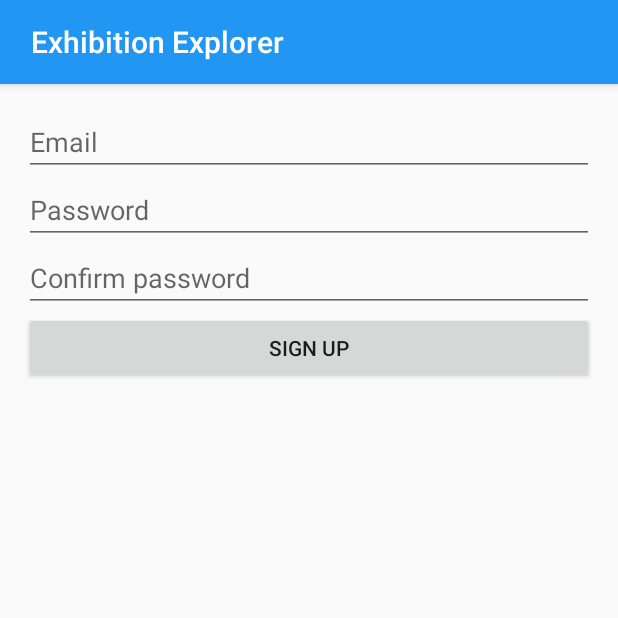
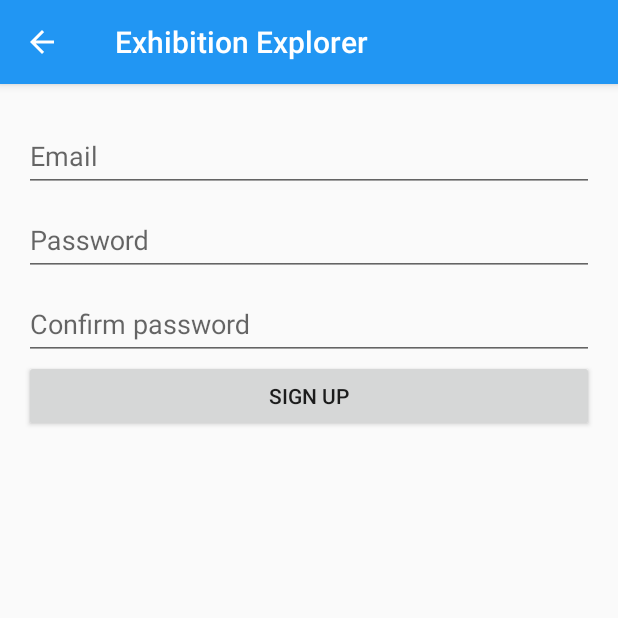
Before and after one commit to davidka95/museum_android, an Android app: the LoginActivity screen opened directly, with no data from a screen before it, after a tap on "Sign Up!", on a phone screen of 412 x 824 dp, the top half of it. Run offline under Robolectric (Android 15) with nearby library versions, the phone set to English and light mode, and no system bars; our stand-ins replace Firebase (no records; nobody signed in at launch, a user with empty details on screens opened directly).

Commit message:
Add back arrow to LoginActivity toolbar

```diff
--- a/app/src/main/AndroidManifest.xml
+++ b/app/src/main/AndroidManifest.xml
@@ -18,7 +18,8 @@
                 <category android:name="android.intent.category.LAUNCHER" />
             </intent-filter>
         </activity>
-        <activity android:name=".LoginActivity"></activity>
+        <activity android:name=".LoginActivity"
+            android:theme="@style/AppTheme.NoActionBar"/>
     </application>
 
 </manifest>
--- a/app/src/main/java/hu/bme/aut/exhibitionexplorer/LoginActivity.java
+++ b/app/src/main/java/hu/bme/aut/exhibitionexplorer/LoginActivity.java
@@ -1,10 +1,16 @@
 package hu.bme.aut.exhibitionexplorer;
 
 import android.content.Intent;
+import android.os.Build;
 import android.support.v4.app.Fragment;
 import android.support.v4.app.FragmentManager;
+import android.support.v4.content.ContextCompat;
 import android.support.v7.app.AppCompatActivity;
 import android.os.Bundle;
+import android.support.v7.widget.Toolbar;
+import android.view.View;
+import android.view.Window;
+import android.view.WindowManager;
 
 import com.google.firebase.auth.FirebaseAuth;
 
@@ -13,26 +19,46 @@ import hu.bme.aut.exhibitionexplorer.fragment.SignUpFragment;
 import hu.bme.aut.exhibitionexplorer.interfaces.OnSuccesfullLoginListener;
 
 public class LoginActivity extends AppCompatActivity implements SignInFragment.OnSignUpButtonClickListener, OnSuccesfullLoginListener{
-    FirebaseAuth firebaseAuth;
     FragmentManager fragmentManager;
+    Toolbar toolbar;
 
     @Override
     protected void onCreate(Bundle savedInstanceState) {
         super.onCreate(savedInstanceState);
         setContentView(R.layout.activity_login);
 
-        firebaseAuth = FirebaseAuth.getInstance();
+        initStatusBarColor();
+
+        toolbar = (Toolbar) findViewById(R.id.toolbar);
+        toolbar.setNavigationOnClickListener(new View.OnClickListener() {
+            @Override
+            public void onClick(View v) {
+                onBackPressed();
+            }
+        });
 
         fragmentManager = getSupportFragmentManager();
         Fragment signInFragment = new SignInFragment();
         fragmentManager.beginTransaction().replace(R.id.activity_login, signInFragment).commit();
     }
 
+    private void initStatusBarColor() {
+
+        if (Build.VERSION.SDK_INT >= Build.VERSION_CODES.LOLLIPOP) {
+            Window window = getWindow();
+            window.addFlags(WindowManager.LayoutParams.FLAG_DRAWS_SYSTEM_BAR_BACKGROUNDS);
+            window.clearFlags(WindowManager.LayoutParams.FLAG_TRANSLUCENT_STATUS);
+            window.setStatusBarColor(ContextCompat.getColor(this, R.color.primary_dark));
+        }
+    }
+
     @Override
     public void onSignUp() {
         fragmentManager = getSupportFragmentManager();
         Fragment signUpFragment = new SignUpFragment();
-        fragmentManager.beginTransaction().replace(R.id.activity_login, signUpFragment).commit();
+        fragmentManager.beginTransaction().replace(R.id.activity_login, signUpFragment, SignUpFragment.TAG)
+                .addToBackStack(SignUpFragment.TAG)
+                .commit();
     }
 
     @Override
--- a/app/src/main/java/hu/bme/aut/exhibitionexplorer/MainActivity.java
+++ b/app/src/main/java/hu/bme/aut/exhibitionexplorer/MainActivity.java
@@ -97,5 +97,7 @@ public class MainActivity extends AppCompatActivity
         }
         navigationView.inflateHeaderView(R.layout.nav_header_main);
         navigationView.setNavigationItemSelectedListener(this);
+        navigationView.setCheckedItem(R.id.nav_exhibition);
+        onNavigationItemSelected(navigationView.getMenu().findItem(R.id.nav_exhibition));
     }
 }
--- a/app/src/main/java/hu/bme/aut/exhibitionexplorer/fragment/SignUpFragment.java
+++ b/app/src/main/java/hu/bme/aut/exhibitionexplorer/fragment/SignUpFragment.java
@@ -26,6 +26,7 @@ import hu.bme.aut.exhibitionexplorer.interfaces.OnSuccesfullLoginListener;
  */
 
 public class SignUpFragment extends Fragment {
+    public static final String TAG = "SignUpFragment";
     private FirebaseAuth firebaseAuth;
     private EditText edEmail;
     private EditText edPassword;
--- a/app/src/main/res/layout/activity_login.xml
+++ b/app/src/main/res/layout/activity_login.xml
@@ -1,13 +1,36 @@
 <?xml version="1.0" encoding="utf-8"?>
-<FrameLayout xmlns:android="http://schemas.android.com/apk/res/android"
+<LinearLayout xmlns:android="http://schemas.android.com/apk/res/android"
+    xmlns:app="http://schemas.android.com/apk/res-auto"
     xmlns:tools="http://schemas.android.com/tools"
-    android:id="@+id/activity_login"
     android:layout_width="match_parent"
     android:layout_height="match_parent"
-    android:paddingBottom="@dimen/activity_vertical_margin"
-    android:paddingLeft="@dimen/activity_horizontal_margin"
-    android:paddingRight="@dimen/activity_horizontal_margin"
-    android:paddingTop="@dimen/activity_vertical_margin"
+    android:orientation="vertical"
     tools:context="hu.bme.aut.exhibitionexplorer.LoginActivity">
 
-</FrameLayout>
+    <android.support.design.widget.AppBarLayout
+        android:layout_width="match_parent"
+        android:layout_height="wrap_content"
+        android:theme="@style/AppTheme.AppBarOverlay">
+
+        <android.support.v7.widget.Toolbar
+            android:id="@+id/toolbar"
+            android:layout_width="match_parent"
+            android:layout_height="?attr/actionBarSize"
+            android:background="?attr/colorPrimary"
+            app:navigationIcon="@drawable/ic_arrow_back"
+            app:popupTheme="@style/AppTheme.PopupOverlay"
+            app:title="@string/app_name" />
+
+    </android.support.design.widget.AppBarLayout>
+
+    <FrameLayout
+        android:id="@+id/activity_login"
+        android:layout_width="match_parent"
+        android:layout_height="match_parent"
+        android:paddingBottom="@dimen/activity_vertical_margin"
+        android:paddingLeft="@dimen/activity_horizontal_margin"
+        android:paddingRight="@dimen/activity_horizontal_margin"
+        android:paddingTop="@dimen/activity_vertical_margin">
+
+    </FrameLayout>
+</LinearLayout>
--- a/app/src/main/res/layout/fragment_log_in.xml
+++ b/app/src/main/res/layout/fragment_log_in.xml
@@ -1,43 +1,48 @@
 <?xml version="1.0" encoding="utf-8"?>
-<RelativeLayout xmlns:android="http://schemas.android.com/apk/res/android"
+<LinearLayout xmlns:android="http://schemas.android.com/apk/res/android"
     android:layout_width="match_parent"
-    android:layout_height="match_parent">
+    android:layout_height="match_parent"
+    android:orientation="vertical">
+
+    <android.support.design.widget.TextInputLayout
+        android:layout_width="match_parent"
+        android:layout_height="wrap_content">
 
         <EditText
             android:id="@+id/edEmail"
             android:layout_width="match_parent"
             android:layout_height="wrap_content"
-        android:layout_alignParentLeft="true"
-        android:layout_alignParentTop="true"
             android:ems="10"
             android:hint="@string/email_hint"
-        android:inputType="textEmailAddress"/>
+            android:inputType="textEmailAddress" />
+    </android.support.design.widget.TextInputLayout>
+
+
+    <android.support.design.widget.TextInputLayout
+        android:layout_width="match_parent"
+        android:layout_height="wrap_content">
 
         <EditText
             android:id="@+id/edPassword"
             android:layout_width="match_parent"
             android:layout_height="wrap_content"
-        android:layout_alignLeft="@id/edEmail"
-        android:layout_below="@id/edEmail"
             android:ems="10"
             android:hint="@string/password_hint"
-        android:inputType="textPassword"/>
+            android:inputType="textPassword" />
+    </android.support.design.widget.TextInputLayout>
 
     <Button
         android:id="@+id/btnSignIn"
         android:layout_width="match_parent"
         android:layout_height="wrap_content"
-        android:layout_alignLeft="@id/edPassword"
-        android:layout_below="@id/edPassword"
-        android:text="@string/login_button_label"/>
+        android:text="@string/login_button_label" />
 
     <TextView
         android:id="@+id/tvSignUp"
         android:layout_width="wrap_content"
         android:layout_height="wrap_content"
-        android:layout_below="@id/btnSignIn"
-        android:layout_centerHorizontal="true"
+        android:layout_gravity="center_horizontal"
         android:layout_marginTop="69dp"
-        android:text="@string/sign_up_text"/>
+        android:text="@string/sign_up_text" />
 
-</RelativeLayout>
+</LinearLayout>
--- a/app/src/main/res/layout/fragment_sign_up.xml
+++ b/app/src/main/res/layout/fragment_sign_up.xml
@@ -1,42 +1,55 @@
 <?xml version="1.0" encoding="utf-8"?>
-<RelativeLayout xmlns:android="http://schemas.android.com/apk/res/android"
+<LinearLayout xmlns:android="http://schemas.android.com/apk/res/android"
     xmlns:tools="http://schemas.android.com/tools"
     android:layout_width="match_parent"
-    android:layout_height="match_parent">
+    android:layout_height="match_parent"
+    android:orientation="vertical">
 
-    <EditText android:id="@+id/edEmail"
+    <android.support.design.widget.TextInputLayout
+        android:layout_width="match_parent"
+        android:layout_height="wrap_content">
+
+        <EditText
+            android:id="@+id/edEmail"
             android:layout_width="match_parent"
             android:layout_height="wrap_content"
-        android:layout_alignParentLeft="true"
-        android:layout_alignParentTop="true"
             android:ems="10"
-        android:inputType="textEmailAddress"
-        android:hint="@string/email_hint" >
-    </EditText>
+            android:hint="@string/email_hint"
+            android:inputType="textEmailAddress" />
+    </android.support.design.widget.TextInputLayout>
 
-    <EditText android:id="@+id/edPassword"
+
+    <android.support.design.widget.TextInputLayout
+        android:layout_width="match_parent"
+        android:layout_height="wrap_content">
+
+        <EditText
+            android:id="@+id/edPassword"
             android:layout_width="match_parent"
             android:layout_height="wrap_content"
-        android:layout_alignLeft="@id/edEmail"
-        android:layout_below="@id/edEmail"
             android:ems="10"
-        android:inputType="textPassword"
-        android:hint="@string/password_hint"/>
+            android:hint="@string/password_hint"
+            android:inputType="textPassword" />
+    </android.support.design.widget.TextInputLayout>
 
-    <EditText android:id="@+id/edPasswordConfirm"
+    <android.support.design.widget.TextInputLayout
+        android:layout_width="match_parent"
+        android:layout_height="wrap_content">
+
+        <EditText
+            android:id="@+id/edPasswordConfirm"
             android:layout_width="match_parent"
             android:layout_height="wrap_content"
-        android:layout_alignLeft="@id/edPassword"
-        android:layout_below="@id/edPassword"
             android:ems="10"
-        android:inputType="textPassword"
-        android:hint="@string/password_confirm_hint"/>
+            android:hint="@string/password_confirm_hint"
+            android:inputType="textPassword" />
+    </android.support.design.widget.TextInputLayout>
 
-    <Button android:id="@+id/btnSIgnUp"
+
+    <Button
+        android:id="@+id/btnSIgnUp"
         android:layout_width="match_parent"
         android:layout_height="wrap_content"
-        android:layout_alignLeft="@+id/edPasswordConfirm"
-        android:layout_below="@+id/edPasswordConfirm"
-        android:text="@string/sign_up_button_label"/>
+        android:text="@string/sign_up_button_label" />
 
-</RelativeLayout>
+</LinearLayout>
```
Also changed, not shown: app/src/main/res/drawable-hdpi/ic_arrow_back.png (added), app/src/main/res/drawable-mdpi/ic_arrow_back.png (added), app/src/main/res/drawable-xhdpi/ic_arrow_back.png (added), app/src/main/res/drawable-xxhdpi/ic_arrow_back.png (added), app/src/main/res/drawable-xxxhdpi/ic_arrow_back.png (added). Lines whose indentation alone changed are shown as unchanged.
